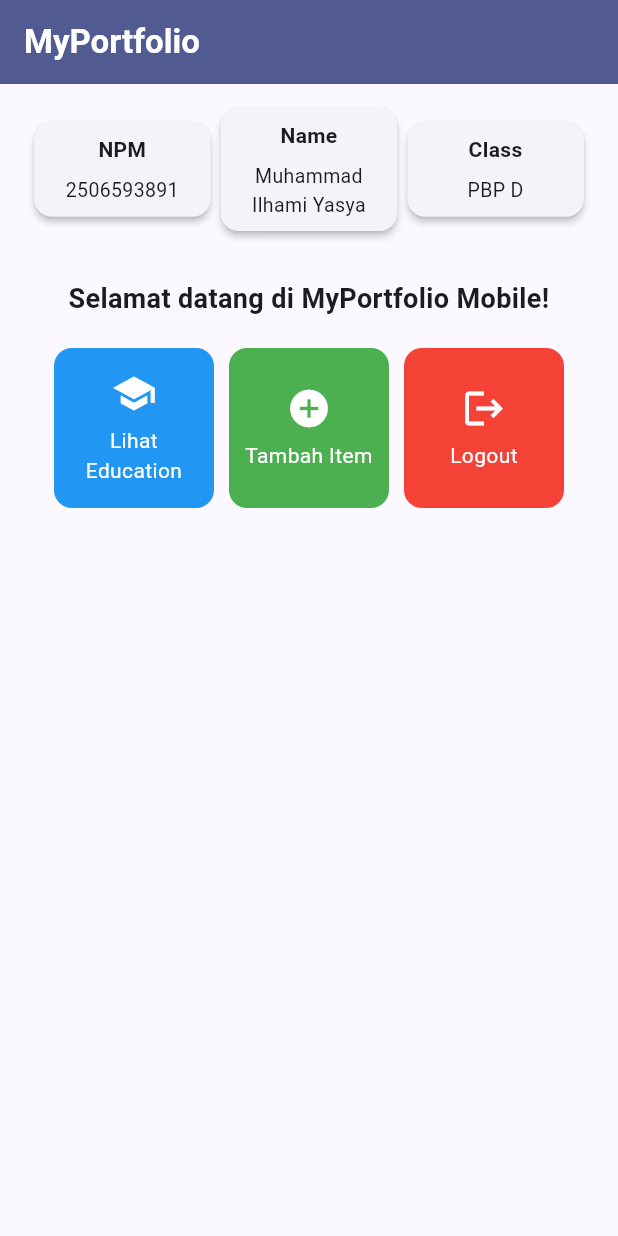
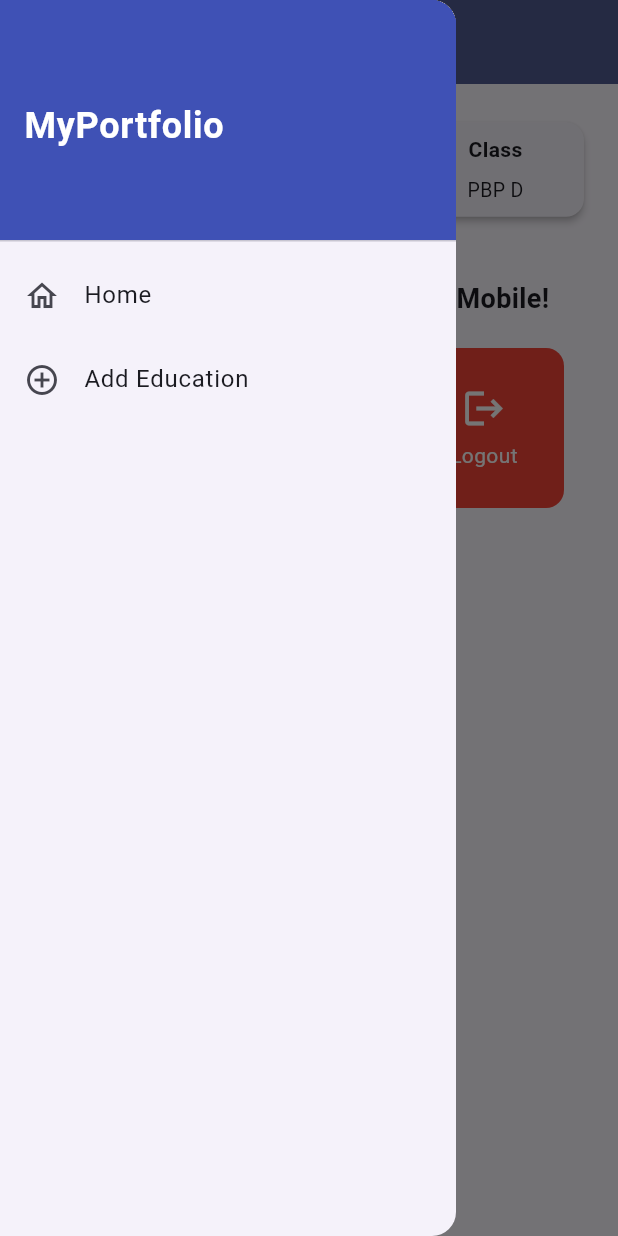
Before and after one commit to iyas8/myportofolio_mobile, a Flutter app: the screen it shows after launch, with the side drawer open (before the commit the screen has no drawer), on a phone screen of 412 x 824 dp. Run offline on Flutter 3.47's test engine with Material 3 defaults, Android fonts, the phone set to English and light mode, and no system bars; our stand-ins replace material_ui.

Commit message:
feat: add education form and navigation

```diff
--- a/lib/main.dart
+++ b/lib/main.dart
@@ -1,5 +1,5 @@
-import 'package:flutter/material.dart';
-import 'package:myportofolio_mobile/menu.dart';
+import 'package:material_ui/material_ui.dart';
+import 'package:myportofolio_mobile/screens/menu.dart';
 
 void main() {
   runApp(const MyApp());
--- a/lib/menu.dart
+++ b/lib/screens/menu.dart
@@ -1,4 +1,7 @@
-import 'package:flutter/material.dart';
+import 'package:material_ui/material_ui.dart';
+import 'package:myportofolio_mobile/screens/education_form.dart';
+import 'package:myportofolio_mobile/widgets/item_card.dart';
+import 'package:myportofolio_mobile/widgets/left_drawer.dart';
 
 class MyHomePage extends StatelessWidget {
   const MyHomePage({super.key});
@@ -9,7 +12,7 @@ class MyHomePage extends StatelessWidget {
 
   final List<ItemHomepage> items = const [
     ItemHomepage('Lihat Education', Icons.school, Colors.blue),
-    ItemHomepage('Tambah Item', Icons.add_circle, Colors.green),
+    ItemHomepage('Tambah Education', Icons.add_circle, Colors.green),
     ItemHomepage('Logout', Icons.logout, Colors.red),
   ];
 
@@ -22,6 +25,19 @@ class MyHomePage extends StatelessWidget {
           style: TextStyle(color: Colors.white, fontWeight: FontWeight.bold),
         ),
         backgroundColor: Theme.of(context).colorScheme.primary,
+        iconTheme: const IconThemeData(color: Colors.white),
+      ),
+      drawer: LeftDrawer(
+        onHomeTap: () {
+          Navigator.pop(context);
+        },
+        onAddEducationTap: () {
+          Navigator.pop(context);
+          Navigator.push(
+            context,
+            MaterialPageRoute(builder: (context) => const EducationFormPage()),
+          );
+        },
       ),
       body: Padding(
         padding: const EdgeInsets.all(16.0),
@@ -105,53 +121,3 @@ class InfoCard extends StatelessWidget {
     );
   }
 }
-
-class ItemHomepage {
-  final String name;
-  final IconData icon;
-  final Color color;
-
-  const ItemHomepage(this.name, this.icon, this.color);
-}
-
-class ItemCard extends StatelessWidget {
-  final ItemHomepage item;
-
-  const ItemCard(this.item, {super.key});
-
-  @override
-  Widget build(BuildContext context) {
-    return Material(
-      color: item.color,
-      borderRadius: BorderRadius.circular(12),
-      child: InkWell(
-        onTap: () {
-          ScaffoldMessenger.of(context)
-            ..hideCurrentSnackBar()
-            ..showSnackBar(
-              SnackBar(
-                content: Text('Kamu telah menekan tombol ${item.name}!'),
-              ),
-            );
-        },
-        child: Container(
-          padding: const EdgeInsets.all(8),
-          child: Center(
-            child: Column(
-              mainAxisAlignment: MainAxisAlignment.center,
-              children: [
-                Icon(item.icon, color: Colors.white, size: 30.0),
-                const SizedBox(height: 6.0),
-                Text(
-                  item.name,
-                  textAlign: TextAlign.center,
-                  style: const TextStyle(color: Colors.white),
-                ),
-              ],
-            ),
-          ),
-        ),
-      ),
-    );
-  }
-}
--- /dev/null
+++ b/lib/widgets/item_card.dart
@@ -0,0 +1,61 @@
+import 'package:material_ui/material_ui.dart';
+import 'package:myportofolio_mobile/screens/education_form.dart';
+
+class ItemHomepage {
+  final String name;
+  final IconData icon;
+  final Color color;
+
+  const ItemHomepage(this.name, this.icon, this.color);
+}
+
+class ItemCard extends StatelessWidget {
+  final ItemHomepage item;
+
+  const ItemCard(this.item, {super.key});
+
+  @override
+  Widget build(BuildContext context) {
+    return Material(
+      color: item.color,
+      borderRadius: BorderRadius.circular(12),
+      child: InkWell(
+        onTap: () {
+          ScaffoldMessenger.of(context)
+            ..hideCurrentSnackBar()
+            ..showSnackBar(
+              SnackBar(
+                content: Text('Kamu telah menekan tombol ${item.name}!'),
+              ),
+            );
+
+          if (item.name == 'Tambah Education') {
+            Navigator.push(
+              context,
+              MaterialPageRoute(
+                builder: (context) => const EducationFormPage(),
+              ),
+            );
+          }
+        },
+        child: Container(
+          padding: const EdgeInsets.all(8),
+          child: Center(
+            child: Column(
+              mainAxisAlignment: MainAxisAlignment.center,
+              children: [
+                Icon(item.icon, color: Colors.white, size: 30.0),
+                const SizedBox(height: 6.0),
+                Text(
+                  item.name,
+                  textAlign: TextAlign.center,
+                  style: const TextStyle(color: Colors.white),
+                ),
+              ],
+            ),
+          ),
+        ),
+      ),
+    );
+  }
+}
--- /dev/null
+++ b/lib/widgets/left_drawer.dart
@@ -0,0 +1,46 @@
+import 'package:material_ui/material_ui.dart';
+
+class LeftDrawer extends StatelessWidget {
+  final VoidCallback onHomeTap;
+  final VoidCallback onAddEducationTap;
+
+  const LeftDrawer({
+    super.key,
+    required this.onHomeTap,
+    required this.onAddEducationTap,
+  });
+
+  @override
+  Widget build(BuildContext context) {
+    return Drawer(
+      child: ListView(
+        children: [
+          const DrawerHeader(
+            decoration: BoxDecoration(color: Colors.indigo),
+            child: Align(
+              alignment: Alignment.centerLeft,
+              child: Text(
+                'MyPortfolio',
+                style: TextStyle(
+                  fontSize: 24,
+                  fontWeight: FontWeight.bold,
+                  color: Colors.white,
+                ),
+              ),
+            ),
+          ),
+          ListTile(
+            leading: const Icon(Icons.home_outlined),
+            title: const Text('Home'),
+            onTap: onHomeTap,
+          ),
+          ListTile(
+            leading: const Icon(Icons.add_circle_outline),
+            title: const Text('Add Education'),
+            onTap: onAddEducationTap,
+          ),
+        ],
+      ),
+    );
+  }
+}
```
Also changed, not shown: lib/screens/education_form.dart (added, +247 -0 lines).
